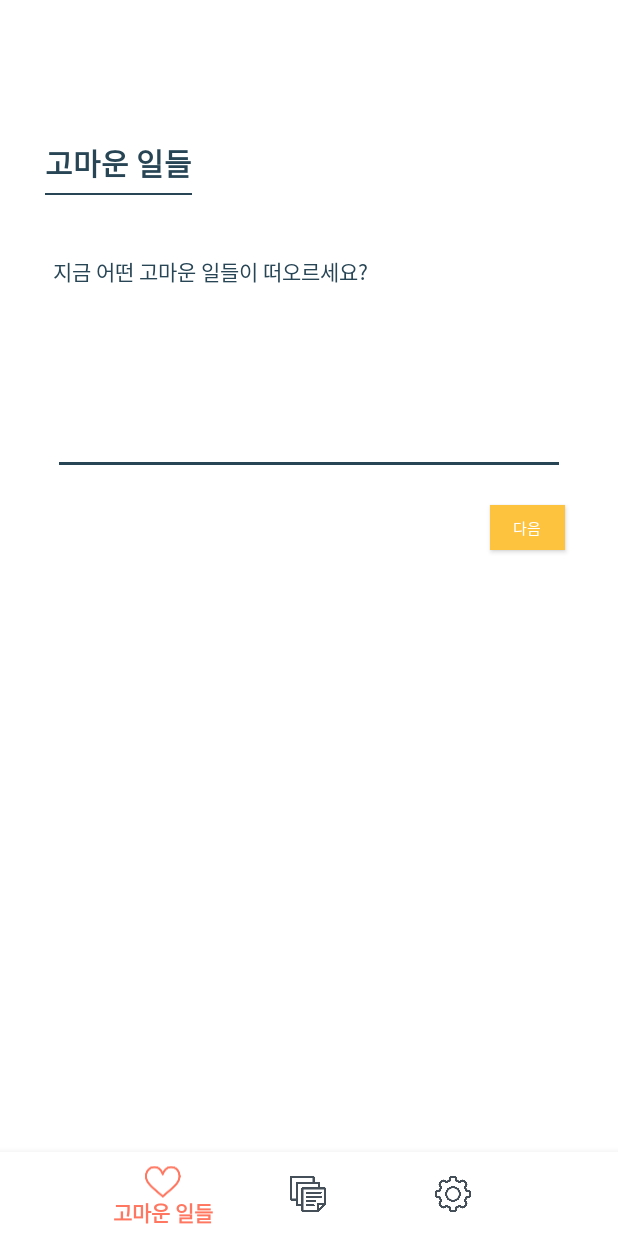
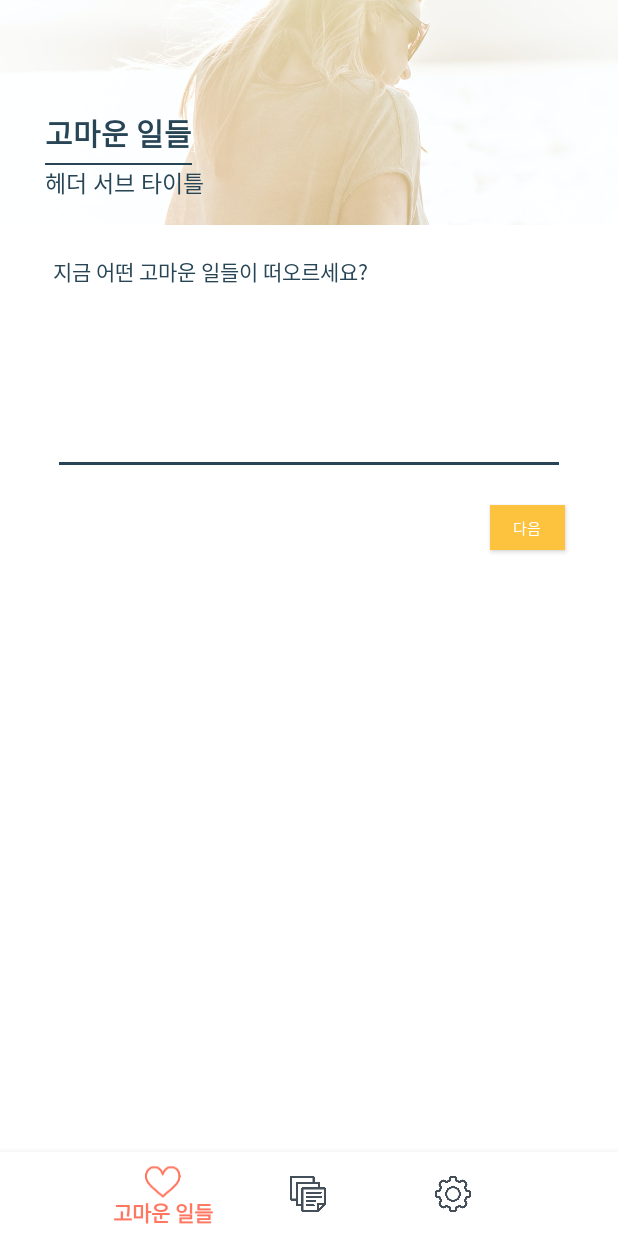
Before and after one commit to paryyongwoo/gomawa, an Android app: the FragmentMyThanks screen opened directly, with no data from a screen before it, on a phone screen of 412 x 824 dp. Run offline under Robolectric (Android 15) with nearby library versions, the phone set to English and light mode, and no system bars.

Commit message:
헤더 서브 타이틀, 이미지 뷰 추가

```diff
--- a/app/src/main/res/layout/header.xml
+++ b/app/src/main/res/layout/header.xml
@@ -11,11 +11,19 @@
         app:layout_constraintRight_toRightOf="parent"
         app:layout_constraintTop_toTopOf="parent">
 
+        <ImageView
+            android:id="@+id/header_imageView"
+            android:layout_width="match_parent"
+            android:layout_height="match_parent"
+            android:src="@drawable/share_item_background"
+            android:scaleType="center" />
+
         <LinearLayout
+            android:id="@+id/header_title_layout"
             android:layout_width="wrap_content"
             android:layout_height="wrap_content"
             android:layout_marginLeft="30dp"
-            android:layout_marginBottom="20dp"
+            android:layout_marginBottom="40dp"
             android:orientation="vertical"
             app:layout_constraintBottom_toBottomOf="parent"
             app:layout_constraintLeft_toLeftOf="parent">
@@ -41,12 +49,24 @@
 
         </LinearLayout>
 
+        <TextView
+            android:id="@+id/header_sub_title"
+            android:layout_width="wrap_content"
+            android:layout_height="wrap_content"
+            app:layout_constraintTop_toBottomOf="@id/header_title_layout"
+            app:layout_constraintLeft_toLeftOf="parent"
+            android:layout_marginLeft="30dp"
+            android:gravity="start|center_vertical"
+            android:text="헤더 서브 타이틀"
+            android:textColor="@color/inactiveColor"
+            android:textSize="15sp" />
+
         <ImageButton
             android:id="@+id/header_menu_button"
             android:layout_width="0dp"
             android:layout_height="28dp"
             android:layout_marginRight="30dp"
-            android:layout_marginBottom="20dp"
+            android:layout_marginBottom="40dp"
             android:background="@null"
             android:src="@drawable/list_btn_disable"
             app:layout_constraintBottom_toBottomOf="parent"
```
